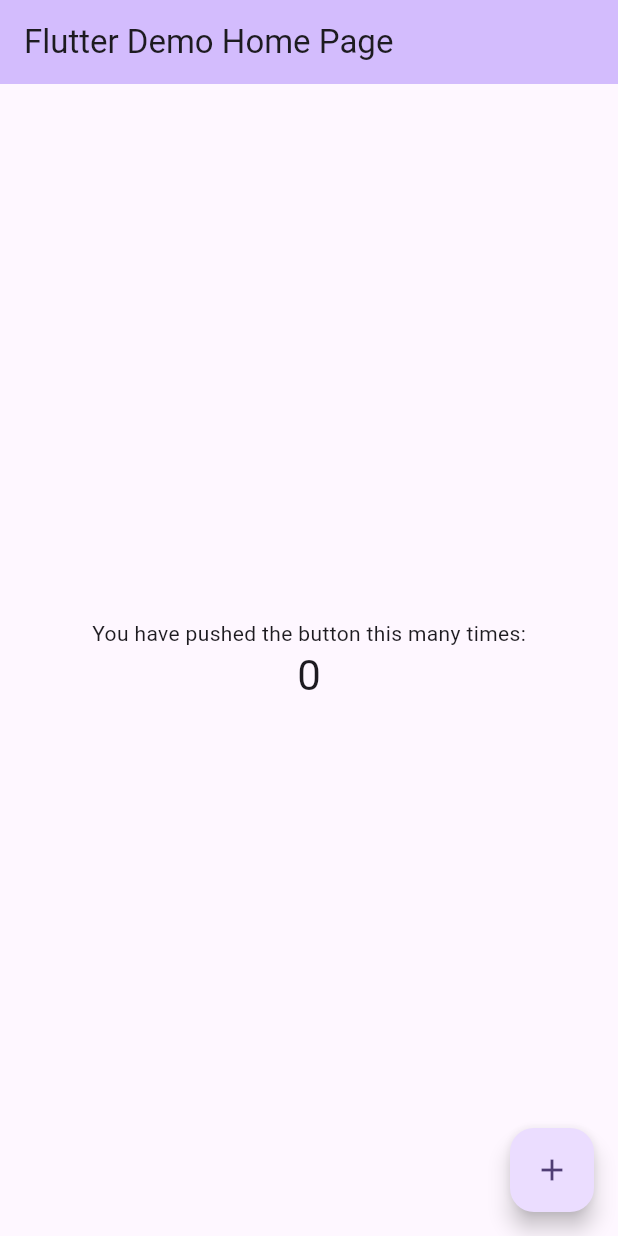
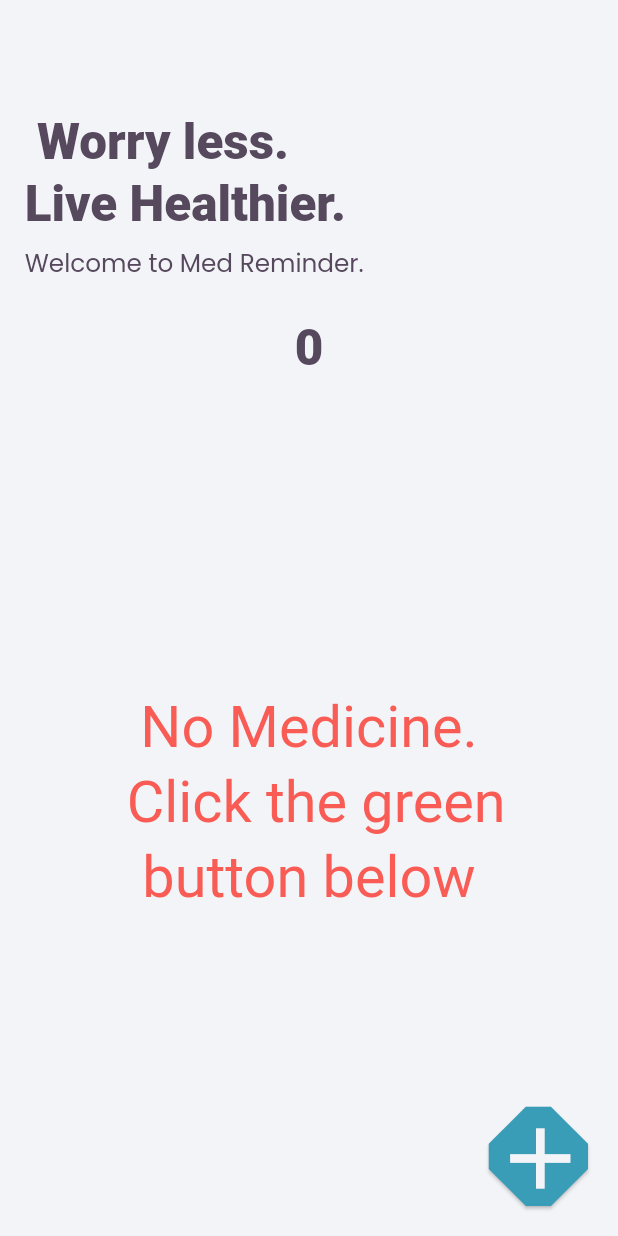
Before and after one commit to DortCeL/Med-Reminder, a Flutter app: the screen it shows after launch, on a phone screen of 412 x 824 dp. Run offline on Flutter 3.47's test engine with Material 3 defaults, Android fonts, the phone set to English and light mode, and no system bars; our stand-ins replace flutter_svg, google_fonts, sizer.

Commit message:
zarif page initial need to edit

```diff
--- /dev/null
+++ b/app/lib/constants.dart
@@ -0,0 +1,9 @@
+import 'package:flutter/material.dart';
+
+const Color  kPrimaryColor= Color(0xFF399DB8);
+const Color  KScaffoldColor=Color(0xFFF3F4F8);
+const Color  KSecondaryColor=Color(0xFFF95C54);
+const Color  KOtherColor=Color(0xFF59C1BD);
+const Color  KTextColor=Color(0xFF56485D);
+const Color  KTextLightColor=Color(0xFFC5BDCD);
+const Color  KErrorBorderColor=Color(0xFFE74C5C);
--- a/app/lib/main.dart
+++ b/app/lib/main.dart
@@ -1,4 +1,8 @@
 import 'package:flutter/material.dart';
+import 'package:google_fonts/google_fonts.dart';
+import 'package:pageinfo1/constants.dart';
+import 'package:sizer/sizer.dart';
+import 'pages/home_page.dart';
 
 void main() {
   runApp(const MyApp());
@@ -10,65 +14,68 @@ class MyApp extends StatelessWidget {
   // This widget is the root of your application.
   @override
   Widget build(BuildContext context) {
-    return MaterialApp(
-      title: 'Flutter Demo',
-      theme: ThemeData(
-
-        colorScheme: ColorScheme.fromSeed(seedColor: Colors.deepPurple),
-        useMaterial3: true,
-      ),
-      home: const MyHomePage(title: 'Flutter Demo Home Page'),
-    );
+    return Sizer(builder: (context, orientation, deviceType) {
+      return MaterialApp(
+        debugShowCheckedModeBanner: false,
+        title: 'Med Reminder',
+        theme: ThemeData.dark().copyWith(
+          primaryColor: kPrimaryColor,
+          scaffoldBackgroundColor: KScaffoldColor,
+          //appbar theme
+          appBarTheme: AppBarTheme(
+              toolbarHeight: 7.h,
+              backgroundColor: KScaffoldColor,
+              elevation: 0,
+              iconTheme: IconThemeData(
+                color: KSecondaryColor,
+                size: 20.sp,
+              ),
+              titleTextStyle: GoogleFonts.mulish(
+                color: KTextColor,
+                fontWeight: FontWeight.w800,
+                fontStyle: FontStyle.normal,
+                fontSize: 16.sp,
+              )),
+          textTheme: TextTheme(
+            headlineMedium: TextStyle(
+              fontSize: 28.sp,
+              color: KSecondaryColor,
+              fontWeight: FontWeight.w400,
+            ),
+            headlineLarge: TextStyle(
+              fontSize: 24.sp,
+              fontWeight: FontWeight.w800,
+              color: KTextColor,
+            ),
+            headlineSmall:
+                GoogleFonts.poppins(fontSize: 12.sp, color: KTextColor),
+            labelMedium: TextStyle(
+              fontSize: 10.sp,
+              fontWeight: FontWeight.w500,
+              color: KTextColor,
+            ),
+          ),
+          inputDecorationTheme: const InputDecorationTheme(
+              enabledBorder: UnderlineInputBorder(
+                borderSide: BorderSide(
+                  color: KTextLightColor,
+                  width: 0.7,
+                ),
+              ),
+              border: UnderlineInputBorder(
+                borderSide: BorderSide(
+                  color: KTextColor,
+                ),
+              ),
+              focusedBorder: UnderlineInputBorder(
+                borderSide: BorderSide(
+                  color: kPrimaryColor,
+                ),
+              )
+            ),
+        ),
+        home: const HomePage(),
+      );
+    });
   }
 }
-
-class MyHomePage extends StatefulWidget {
-  const MyHomePage({super.key, required this.title});
-
-  final String title;
-
-  @override
-  State<MyHomePage> createState() => _MyHomePageState();
-}
-
-class _MyHomePageState extends State<MyHomePage> {
-  int _counter = 0;
-
-  void _incrementCounter() {
-    setState(() {
-      _counter++;
-    });
-  }
-
-  @override
-  Widget build(BuildContext context) {
-    return Scaffold(
-      appBar: AppBar(
-        backgroundColor: Theme.of(context).colorScheme.inversePrimary,
-
-        title: Text(widget.title),
-      ),
-      body: Center(
-
-        child: Column(
-
-          mainAxisAlignment: MainAxisAlignment.center,
-          children: <Widget>[
-            const Text(
-              'You have pushed the button this many times:',
-            ),
-            Text(
-              '$_counter',
-              style: Theme.of(context).textTheme.headlineMedium,
-            ),
-          ],
-        ),
-      ),
-      floatingActionButton: FloatingActionButton(
-        onPressed: _incrementCounter,
-        tooltip: 'Increment',
-        child: const Icon(Icons.add),
-      ), // This trailing comma makes auto-formatting nicer for build methods.
-    );
-  }
-}
--- /dev/null
+++ b/app/lib/pages/home_page.dart
@@ -0,0 +1,113 @@
+import 'package:flutter/material.dart';
+import 'package:pageinfo1/constants.dart';
+import 'package:pageinfo1/pages/new_entry/new_entry_page.dart';
+import 'package:sizer/sizer.dart';
+
+class HomePage extends StatelessWidget {
+  const HomePage({super.key});
+
+  @override
+  Widget build(BuildContext context) {
+    return Scaffold(
+      appBar: AppBar(),
+      body: Padding(
+        padding: EdgeInsets.all(2.h),
+        child: const Column(
+          children: [
+            TopContainer(),
+            SizedBox(
+              height: 2.0,
+            ),
+            Flexible(
+              child: BottomContainer(),
+            ),
+          ],
+        ),
+      ),
+      floatingActionButton: InkResponse(
+        onTap: () {
+          //go to new entry page
+          Navigator.push(
+            context,
+            MaterialPageRoute(
+              builder: (context) => const NewEntryPage(),
+            ),
+          );
+        },
+        child: SizedBox(
+          width: 18.w,
+          height: 9.h,
+          child: Card(
+            color: kPrimaryColor,
+            shape: BeveledRectangleBorder(
+              borderRadius: BorderRadius.circular(3.h),
+            ),
+            child: Icon(
+              Icons.add_outlined,
+              color: KScaffoldColor,
+              size: 50.sp,
+            ),
+          ),
+        ),
+      ),
+    );
+  }
+}
+
+class TopContainer extends StatelessWidget {
+  const TopContainer({super.key});
+
+  @override
+  Widget build(BuildContext context) {
+    return Column(
+      mainAxisAlignment: MainAxisAlignment.start,
+      children: [
+        Container(
+          alignment: Alignment.topLeft,
+          padding: EdgeInsets.only(
+            bottom: 1.h,
+          ),
+          child: Text(
+            ' Worry less.\nLive Healthier.',
+            textAlign: TextAlign.start,
+            style: Theme.of(context).textTheme.headlineLarge,
+          ),
+        ),
+        Container(
+          alignment: Alignment.topLeft,
+          padding: EdgeInsets.only(bottom: 1.h),
+          child: Text(
+            'Welcome to Med Reminder.',
+            style: Theme.of(context).textTheme.headlineSmall,
+          ),
+        ),
+        SizedBox(
+          height: 2.h,
+        ),
+        Container(
+          alignment: Alignment.center,
+          padding: EdgeInsets.only(bottom: 1.h),
+          child: Text(
+            '0',
+            style: Theme.of(context).textTheme.headlineLarge,
+          ),
+        ),
+      ],
+    );
+  }
+}
+
+class BottomContainer extends StatelessWidget {
+  const BottomContainer({super.key});
+
+  @override
+  Widget build(BuildContext context) {
+    return Center(
+      child: Text(
+        'No Medicine.\n Click the green button below',
+        textAlign: TextAlign.center,
+        style: Theme.of(context).textTheme.headlineMedium,
+      ),
+    );
+  }
+}
```
Also changed, not shown: app/lib/models/medicine_type.dart (added, +7 -0 lines), app/lib/pages/new_entry/new_entry_page.dart (added, +291 -0 lines), app/pubspec.yaml (+8 -4 lines), app/assets/icons/bottle.svg (added), app/assets/icons/pill.svg (added), app/assets/icons/syringe.svg (added), app/assets/icons/tablet.svg (added), app/pubspec.lock, 19 other files.
